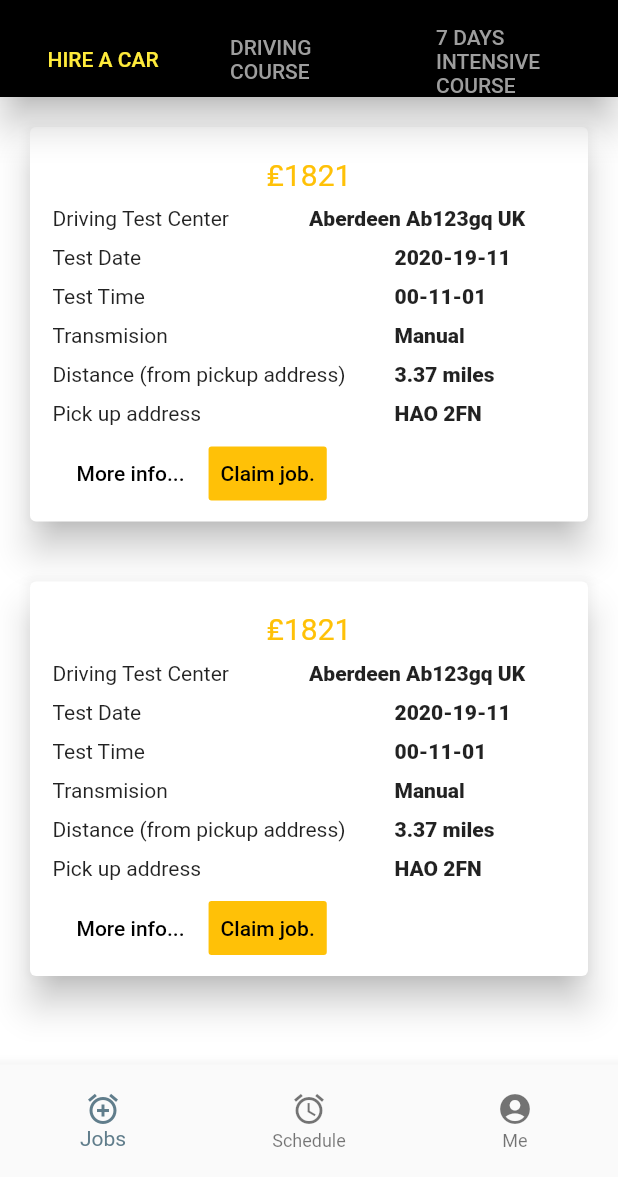
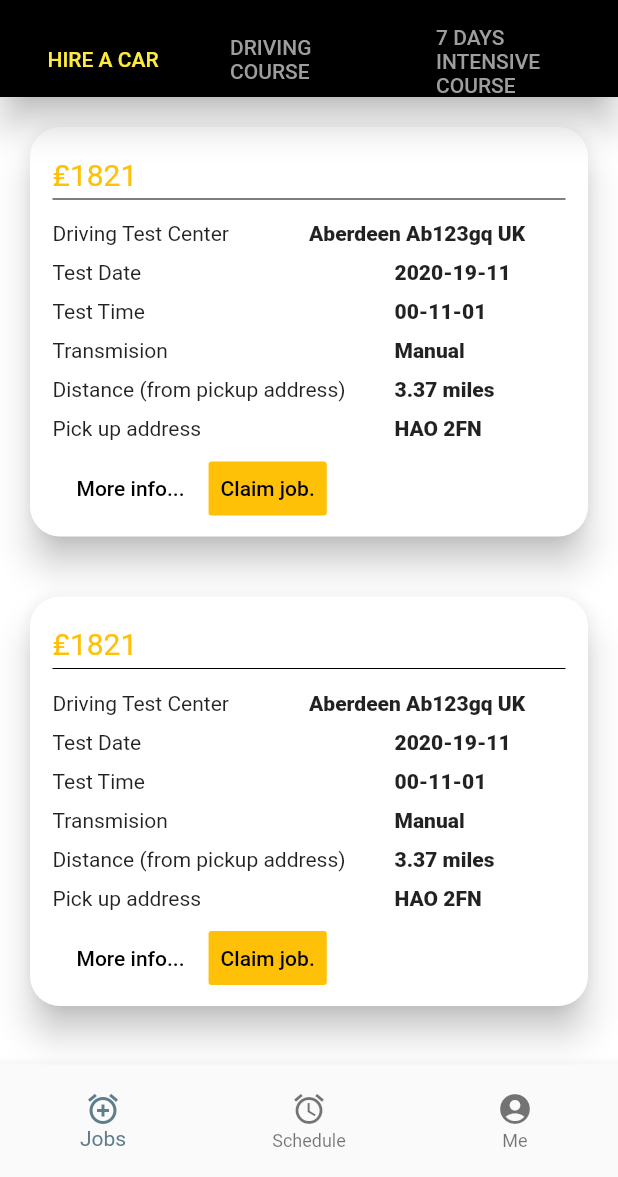
Before and after one commit to Aviatoryona/car_app_test, a Flutter app: the MyHomePage screen opened directly, on a phone screen of 412 x 824 dp, the part 59-1236 px from its top. Run offline on Flutter 3.47's test engine with Material 2 defaults, Android fonts, the phone set to English and light mode, and no system bars.

```diff
--- a/lib/src/pages/7DaysIntensiveCourse_page.dart
+++ b/lib/src/pages/7DaysIntensiveCourse_page.dart
@@ -11,6 +11,9 @@ class IntensiveCourse extends StatelessWidget {
       controller: _controller,
       children: <Widget>[
         Card(
+                       shape: RoundedRectangleBorder(
+                          borderRadius: BorderRadius.all(Radius.circular(20.0)),
+                        ),
                     elevation: 10,
                     margin: EdgeInsets.all(20),
                     child: Padding(
@@ -75,6 +78,9 @@ class IntensiveCourse extends StatelessWidget {
 
               //second card
       Card(
+                     shape: RoundedRectangleBorder(
+                          borderRadius: BorderRadius.all(Radius.circular(20.0)),
+                        ),
                     elevation: 10,
                     margin: EdgeInsets.all(20),
                     child: Padding(
--- a/lib/src/pages/hireCar_page.dart
+++ b/lib/src/pages/hireCar_page.dart
@@ -14,13 +14,25 @@ class HireCar extends StatelessWidget {
       controller: controller,
           children: <Widget>[
                 Card(
+                    shape: RoundedRectangleBorder(
+                          borderRadius: BorderRadius.all(Radius.circular(20.0)),
+                        ),
                     elevation: 10,
                     margin: EdgeInsets.all(20),
                     child: Padding(
                       padding: const EdgeInsets.only(left: 15,right: 15,top: 20),
                       child: Column(
                         children: <Widget>[
+                          Column(
+                            children: <Widget>[
+                              Row(
+                                children: <Widget>[
                                   Text("₤1821",textAlign: TextAlign.left,style: TextStyle(color: Colors.amber,fontSize: 20),),
+                                ],
+                              ),
+                               Divider(height: 10,color: Colors.black,)
+                            ],
+                          ),
                           SizedBox(height: 10,),
                           Row(
                             mainAxisAlignment: MainAxisAlignment.spaceEvenly,
@@ -94,13 +106,25 @@ class HireCar extends StatelessWidget {
 
 
       Card(
+                    shape: RoundedRectangleBorder(
+                          borderRadius: BorderRadius.all(Radius.circular(20.0)),
+                        ),
                     elevation: 10,
                     margin: EdgeInsets.all(20),
                     child: Padding(
                       padding: const EdgeInsets.only(left: 15,right: 15,top: 20),
                       child: Column(
                         children: <Widget>[
+                          Column(
+                            children: <Widget>[
+                              Row(
+                                children: <Widget>[
                                   Text("₤1821",textAlign: TextAlign.left,style: TextStyle(color: Colors.amber,fontSize: 20),),
+                                ],
+                              ),
+                               Divider(height: 10,color: Colors.black,)
+                            ],
+                          ),
                           SizedBox(height: 10,),
                           Row(
                             mainAxisAlignment: MainAxisAlignment.spaceEvenly,
@@ -169,6 +193,8 @@ class HireCar extends StatelessWidget {
                       ),
                     ),
               ),
+
+
           ],
     );
   }
```
Also changed, not shown: lib/src/pages/drivingCourse_page.dart (+8 -1 lines). Lines whose indentation alone changed are shown as unchanged.
